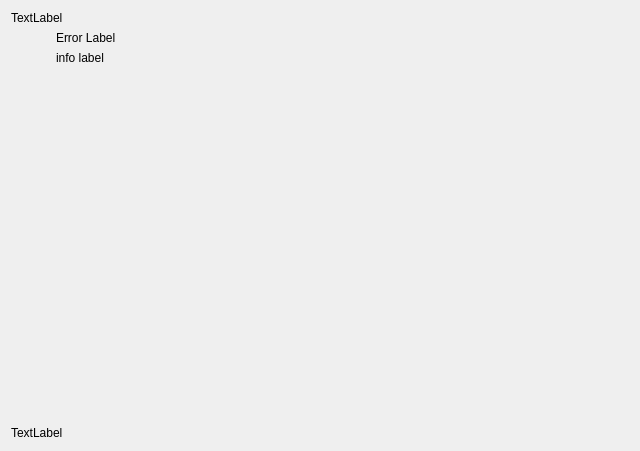
The window that src/wizard/owncloudshibbolethcredspage.ui (GrossLukas/client) describes before a commit, drawn with Qt 5.
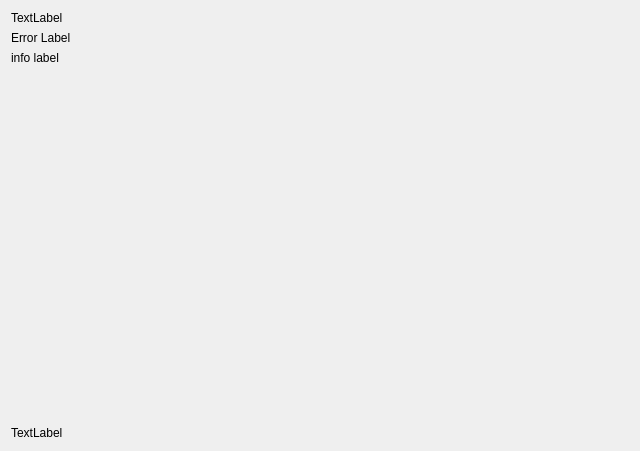
The same window after the commit.

Commit message: Make browser inside Shibboleth wizard page a bit larger.

Diff of the .ui file:
```diff
--- a/src/wizard/owncloudshibbolethcredspage.ui
+++ b/src/wizard/owncloudshibbolethcredspage.ui
@@ -28,22 +28,6 @@
      </item>
      <item>
       <layout class="QHBoxLayout" name="horizontalLayout">
-       <item>
-        <spacer name="horizontalSpacer">
-         <property name="orientation">
-          <enum>Qt::Horizontal</enum>
-         </property>
-         <property name="sizeType">
-          <enum>QSizePolicy::Fixed</enum>
-         </property>
-         <property name="sizeHint" stdset="0">
-          <size>
-           <width>45</width>
-           <height>17</height>
-          </size>
-         </property>
-        </spacer>
-       </item>
        <item>
         <layout class="QVBoxLayout" name="contentLayout">
          <item>
@@ -68,22 +52,6 @@
          </item>
         </layout>
        </item>
-       <item>
-        <spacer name="horizontalSpacer_2">
-         <property name="orientation">
-          <enum>Qt::Horizontal</enum>
-         </property>
-         <property name="sizeType">
-          <enum>QSizePolicy::Fixed</enum>
-         </property>
-         <property name="sizeHint" stdset="0">
-          <size>
-           <width>48</width>
-           <height>20</height>
-          </size>
-         </property>
-        </spacer>
-       </item>
       </layout>
      </item>
      <item>
```
Left out of the diff: 6 changed lines with no effect on the pictures. The commit also changes 1 other file.
